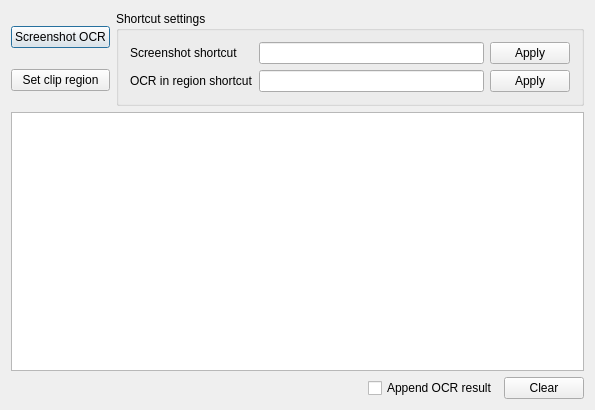
This is MainWindow.ui in windywater/OcrTool as Qt 5 draws it before an edit. The edited form follows.
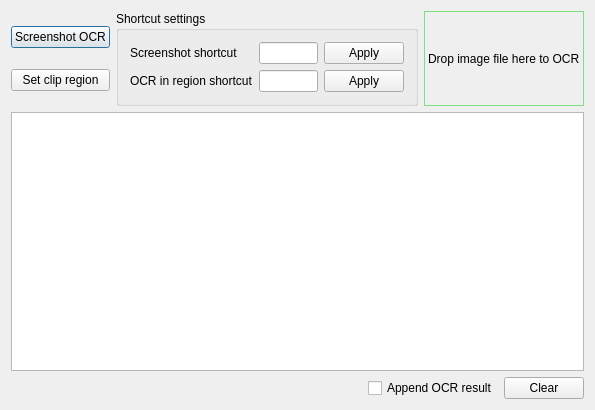
This is the edited form. Custom widgets are drawn as their Qt base class.

The edit to the form file:
```diff
--- a/MainWindow.ui
+++ b/MainWindow.ui
@@ -16,6 +16,9 @@
   <layout class="QVBoxLayout" name="verticalLayout_2">
    <item>
     <layout class="QHBoxLayout" name="horizontalLayout">
+     <property name="rightMargin">
+      <number>0</number>
+     </property>
      <item>
       <layout class="QVBoxLayout" name="verticalLayout">
        <item>
@@ -101,6 +104,18 @@
        </layout>
       </widget>
      </item>
+     <item>
+      <widget class="QLabel" name="dropAreaWidget">
+       <property name="styleSheet">
+        <string notr="true">QLabel {
+  border: 1px solid #80dd80;
+}</string>
+       </property>
+       <property name="text">
+        <string>Drop image file here to OCR</string>
+       </property>
+      </widget>
+     </item>
     </layout>
    </item>
    <item>
```
